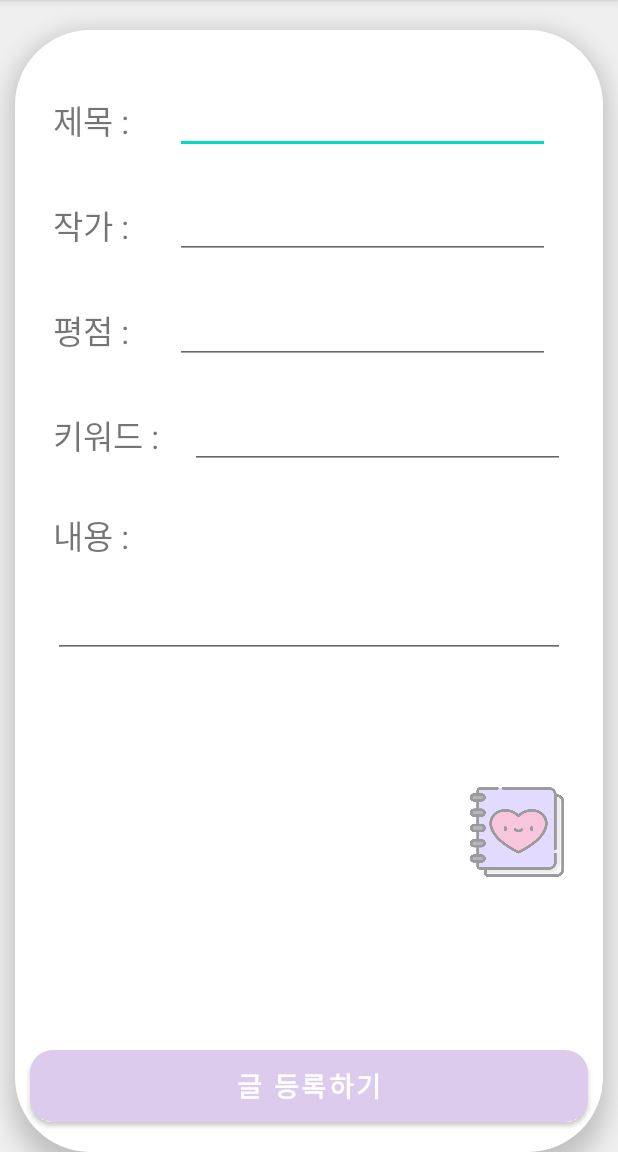
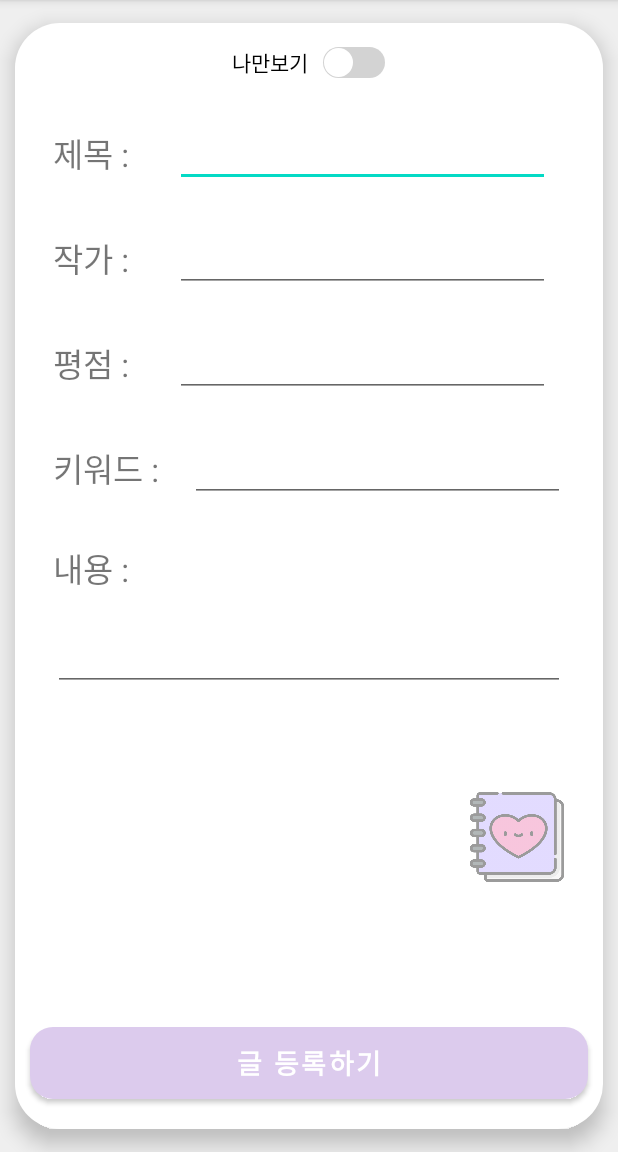
Before and after one commit to a07224/KirokHada, an Android app: the WritePostActivity screen opened directly, with no data from a screen before it, on a phone screen of 412 x 824 dp, the part 84-1236 px from its top. Run offline under Robolectric (Android 15) with nearby library versions, the phone set to English and light mode, and no system bars; our stand-ins replace Firebase (no records; nobody signed in at launch, a user with empty details on screens opened directly).

Commit message:
[추가] 게시판

```diff
--- a/app/build.gradle
+++ b/app/build.gradle
@@ -26,6 +26,7 @@ android {
         sourceCompatibility JavaVersion.VERSION_1_8
         targetCompatibility JavaVersion.VERSION_1_8
     }
+    namespace 'com.example.kirokhada'
 }
 
 dependencies {
--- a/app/src/main/java/com/example/kirokhada/Board/activity/WritePostActivity.java
+++ b/app/src/main/java/com/example/kirokhada/Board/activity/WritePostActivity.java
@@ -4,7 +4,9 @@ import android.annotation.SuppressLint;
 import android.os.Bundle;
 import android.util.Log;
 import android.widget.Button;
+import android.widget.CompoundButton;
 import android.widget.EditText;
+import android.widget.Switch;
 import android.widget.Toast;
 
 import androidx.annotation.Nullable;
@@ -14,8 +16,6 @@ import com.example.kirokhada.R;
 import com.example.kirokhada.Board.data.WriteInfo;
 import com.google.firebase.auth.FirebaseAuth;
 import com.google.firebase.auth.FirebaseUser;
-import com.google.firebase.firestore.DocumentReference;
-import com.google.firebase.firestore.DocumentSnapshot;
 import com.google.firebase.firestore.FirebaseFirestore;
 
 import java.text.SimpleDateFormat;
@@ -30,29 +30,32 @@ public class WritePostActivity extends AppCompatActivity {
     EditText keywordEditText;
     EditText contentEditText;
 
+    // View
     Button upload_btn;
+    Switch type_switch;
 
     // DB
     String email = null;
     String userID = null;
-    String itemRandomString = "";
 
     // EditText에서 가져온 데이터
     String title, author, rating, keyword, content = null;
 
-    // 업로드 시간을 체크하는 데이터
+    // 체크 데이터
     String uploadTimeText = "";
-    String userProfileUrl = "";
+
 
     @Override
     protected void onCreate(@Nullable Bundle savedInstanceState) {
         super.onCreate(savedInstanceState);
-        setContentView(R.layout.activity_solo);
+        setContentView(R.layout.activity_write_post);
 
         init();
-        getUserProfile();
-        getRandomString();
+        buttonListener();
 
+    }
+
+    private void buttonListener() {
         upload_btn.setOnClickListener(view -> {
             getData();
 
@@ -64,13 +67,13 @@ public class WritePostActivity extends AppCompatActivity {
                 showText.show();
             }
         });
-
     }
 
 
     private void init() {
 
         upload_btn = findViewById(R.id.upload_button);
+        type_switch = findViewById(R.id.type_switch);
 
         titleEditText = findViewById(R.id.bookTitle_editText);
         authorEditText = findViewById(R.id.author_editText);
@@ -102,17 +105,23 @@ public class WritePostActivity extends AppCompatActivity {
         if (auth != null) {
             userID = auth.getUid();
             email = auth.getEmail();
-            dbLoad();
+            if(!type_switch.isChecked()){
+                Log.d("test", "1");
+                dbUploadData();
+            }else {
+                dbUploadDataPrivate();
+                Log.d("test", "2");
+            }
+
         }
-
     }
 
-    private void dbLoad() {
-        String sc = itemRandomString;
+    private void dbUploadData() {
         FirebaseFirestore fireStore = FirebaseFirestore.getInstance();
-        WriteInfo data = new WriteInfo(title, author, rating, keyword, content, email, uploadTimeText, userProfileUrl, sc);
+        String sc = getRandomString();
+        WriteInfo data = new WriteInfo(title, author, rating, keyword, content, email, uploadTimeText, userID);
 
-        fireStore.collection("book").document(email).collection(userID).document(sc).set(data)
+        fireStore.collection("book").document(sc).set(data)
                 .addOnCompleteListener(task -> {
                     if (task.isSuccessful()) {
                         Toast.makeText(getApplicationContext(), "업로드 성공!", Toast.LENGTH_LONG).show();
@@ -121,25 +130,21 @@ public class WritePostActivity extends AppCompatActivity {
                 });
     }
 
-    private void getUserProfile() {
+    private void dbUploadDataPrivate(){
+        FirebaseFirestore fireStore = FirebaseFirestore.getInstance();
+        String sc = getRandomString();
+        WriteInfo data = new WriteInfo(title, author, rating, keyword, content, email, uploadTimeText, userID);
 
-        DocumentReference documentReference = FirebaseFirestore.getInstance().collection("users").document(FirebaseAuth.getInstance().getCurrentUser().getUid());
-        documentReference.get().addOnCompleteListener(task -> {
-            if (task.isSuccessful()) {
-                DocumentSnapshot document = task.getResult();
-                if (document != null && document.getData() != null) {
-                    userProfileUrl = (String) document.getData().get("photoUrl");
-                }
-            } else {
-                Log.d("tag", "get failed with ", task.getException());
-            }
-        });
-
-        Log.d("ER-NPE", "userProfileUrl = " + userProfileUrl);
-
+        fireStore.collection("book-private").document(userID).collection(email).document(sc).set(data)
+                .addOnCompleteListener(task -> {
+                    if (task.isSuccessful()) {
+                        Toast.makeText(getApplicationContext(), "업로드 성공!", Toast.LENGTH_LONG).show();
+                        finish();
+                    }
+                });
     }
 
-    private void getRandomString() {
+    private String getRandomString() {
         StringBuffer temp = new StringBuffer();
         Random rnd = new Random();
         for (int i = 0; i < 20; i++) {
@@ -147,11 +152,11 @@ public class WritePostActivity extends AppCompatActivity {
             switch (rIndex) {
                 case 0:
                     // a-z
-                    temp.append((char) (rnd.nextInt(26) + 97));
+                    temp.append((char) ((int) (rnd.nextInt(26)) + 97));
                     break;
                 case 1:
                     // A-Z
-                    temp.append((char) (rnd.nextInt(26) + 65));
+                    temp.append((char) ((int) (rnd.nextInt(26)) + 65));
                     break;
                 case 2:
                     // 0-9
@@ -160,6 +165,6 @@ public class WritePostActivity extends AppCompatActivity {
             }
         }
 
-        itemRandomString = temp.toString();
+        return temp.toString();
     }
 }
--- a/app/src/main/res/drawable/bord_bg.xml
+++ b/app/src/main/res/drawable/bord_bg.xml
@@ -3,7 +3,7 @@
 
 
     <corners
-        android:radius="50dp"/>
+        android:radius="30dp"/>
 
     <solid android:color="@color/colorWhite" />
 
--- /dev/null
+++ b/app/src/main/res/drawable/switch_thumb.xml
@@ -0,0 +1,26 @@
+<?xml version="1.0" encoding="utf-8"?>
+<layer-list xmlns:android="http://schemas.android.com/apk/res/android">
+    <item
+        android:left="1dp"
+        android:right="1dp"
+        android:top="1dp"
+        android:bottom="1dp">
+
+        <shape
+            xmlns:android="http://schemas.android.com/apk/res/android"
+            android:shape="oval">
+
+            <size
+                android:width="19dp"
+                android:height="19dp" />
+
+            <solid
+                android:color="#FFFFFF" />
+
+            <stroke
+                android:width="1dp"
+                android:color="#FFFFFF" />
+
+        </shape>
+    </item>
+</layer-list>
--- /dev/null
+++ b/app/src/main/res/drawable/switch_track_off.xml
@@ -0,0 +1,19 @@
+<shape
+    xmlns:android="http://schemas.android.com/apk/res/android"
+    android:shape="rectangle" >
+
+    <corners
+        android:radius="15dp" />
+
+    <size
+        android:width="31dp"
+        android:height="10dp" />
+
+    <solid
+        android:color="#D3D3D3" />
+
+    <!--stroke
+        android:width="2dp"
+        android:color="#000000" /-->
+
+</shape>
--- /dev/null
+++ b/app/src/main/res/drawable/switch_track_on.xml
@@ -0,0 +1,19 @@
+<shape
+    xmlns:android="http://schemas.android.com/apk/res/android"
+    android:shape="rectangle" >
+
+    <corners
+        android:radius="15dp" />
+
+    <size
+        android:width="31dp"
+        android:height="10dp" />
+
+    <solid
+        android:color="#B9A0FE" />
+
+    <!--stroke
+        android:width="2dp"
+        android:color="#000000" /-->
+
+</shape>
--- /dev/null
+++ b/app/src/main/res/drawable/switch_track_selector.xml
@@ -0,0 +1,11 @@
+<?xml version="1.0" encoding="utf-8"?>
+<selector xmlns:android="http://schemas.android.com/apk/res/android">
+    <item
+        android:drawable="@drawable/switch_track_off"
+        android:state_checked="false"/>
+
+    <item
+        android:drawable="@drawable/switch_track_on"
+        android:state_checked="true"/>
+
+</selector>
--- a/app/src/main/res/layout/activity_solo.xml
+++ b/app/src/main/res/layout/activity_write_post.xml
@@ -1,6 +1,7 @@
 <?xml version="1.0" encoding="utf-8"?>
 <androidx.constraintlayout.widget.ConstraintLayout xmlns:android="http://schemas.android.com/apk/res/android"
     xmlns:app="http://schemas.android.com/apk/res-auto"
+    xmlns:tools="http://schemas.android.com/tools"
     android:layout_width="match_parent"
     android:layout_height="match_parent"
     android:background="#efefef">
@@ -10,23 +11,47 @@
         android:layout_width="match_parent"
         android:layout_height="match_parent"
         android:layout_marginStart="10dp"
-        android:layout_marginTop="20dp"
+        android:layout_marginTop="15dp"
         android:layout_marginEnd="10dp"
+        android:layout_marginBottom="15dp"
         android:background="@drawable/bord_bg"
         android:elevation="8dp">
 
+
+        <LinearLayout
+            android:id="@+id/type_layout"
+            android:layout_width="match_parent"
+            android:layout_height="wrap_content"
+            android:layout_marginTop="15dp"
+            android:gravity="center_horizontal"
+            android:orientation="horizontal"
+            app:layout_constraintEnd_toEndOf="parent"
+            app:layout_constraintStart_toStartOf="parent"
+            app:layout_constraintTop_toTopOf="parent">
+
+            <Switch
+                android:id="@+id/type_switch"
+                android:layout_width="wrap_content"
+                android:layout_height="wrap_content"
+                android:switchPadding="10dp"
+                android:text="@string/solo"
+                android:thumb="@drawable/switch_thumb"
+                android:track="@drawable/switch_track_selector"
+                tools:ignore="UseSwitchCompatOrMaterialXml" />
+
+        </LinearLayout>
 
         <LinearLayout
             android:id="@+id/formLayout"
             android:layout_width="match_parent"
             android:layout_height="wrap_content"
             android:layout_marginStart="5dp"
-            android:layout_marginTop="20dp"
+            android:layout_marginTop="10dp"
             android:layout_marginEnd="5dp"
             android:orientation="vertical"
             app:layout_constraintEnd_toEndOf="parent"
             app:layout_constraintStart_toStartOf="parent"
-            app:layout_constraintTop_toTopOf="parent">
+            app:layout_constraintTop_toBottomOf="@+id/type_layout">
 
 
             <androidx.constraintlayout.widget.ConstraintLayout
@@ -150,7 +175,9 @@
                 android:layout_width="match_parent"
                 android:layout_height="wrap_content"
                 android:layout_margin="20dp"
-                android:maxLength="300" />
+                android:inputType="text"
+                android:maxLength="300"
+                android:maxLines="5" />
 
         </LinearLayout>
 
--- a/app/src/main/res/values/strings.xml
+++ b/app/src/main/res/values/strings.xml
@@ -8,4 +8,5 @@
     <string name="keyword">키워드 :</string>
     <string name="author">작가 :</string>
     <string name="title">제목 :</string>
+    <string name="solo">나만보기</string>
 </resources>
--- a/build.gradle
+++ b/build.gradle
@@ -9,13 +9,13 @@ buildscript {
     }
     dependencies {
         classpath 'com.google.gms:google-services:4.3.10'
-        classpath 'com.android.tools.build:gradle:7.1.2'
+        classpath 'com.android.tools.build:gradle:7.2.0'
     }
 }// Top-level build file where you can add configuration options common to all sub-projects/modules.
 
 plugins {
-    id 'com.android.application' version '7.1.3' apply false
-    id 'com.android.library' version '7.1.3' apply false
+    id 'com.android.application' version '7.2.0' apply false
+    id 'com.android.library' version '7.2.0' apply false
 }
 
 task clean(type: Delete) {
```
Also changed, not shown: app/src/main/AndroidManifest.xml (+6 -6 lines), app/src/main/java/com/example/kirokhada/Board/activity/SbordActivity.java (+4 -13 lines), app/src/main/java/com/example/kirokhada/Board/data/BordAdapter.java (+27 -14 lines), app/src/main/java/com/example/kirokhada/Board/data/BordInfo.java (+8 -7 lines), app/src/main/java/com/example/kirokhada/Board/data/WriteInfo.java (+13 -26 lines), app/src/main/java/com/example/kirokhada/Board/fragment/ListFragment.java (+38 -27 lines), gradle/wrapper/gradle-wrapper.properties.
